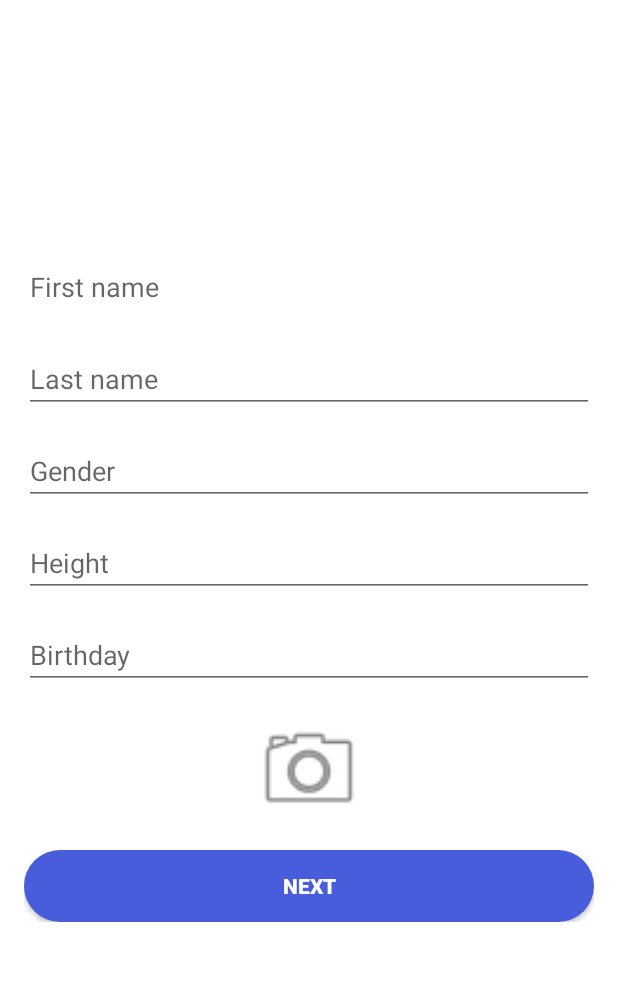
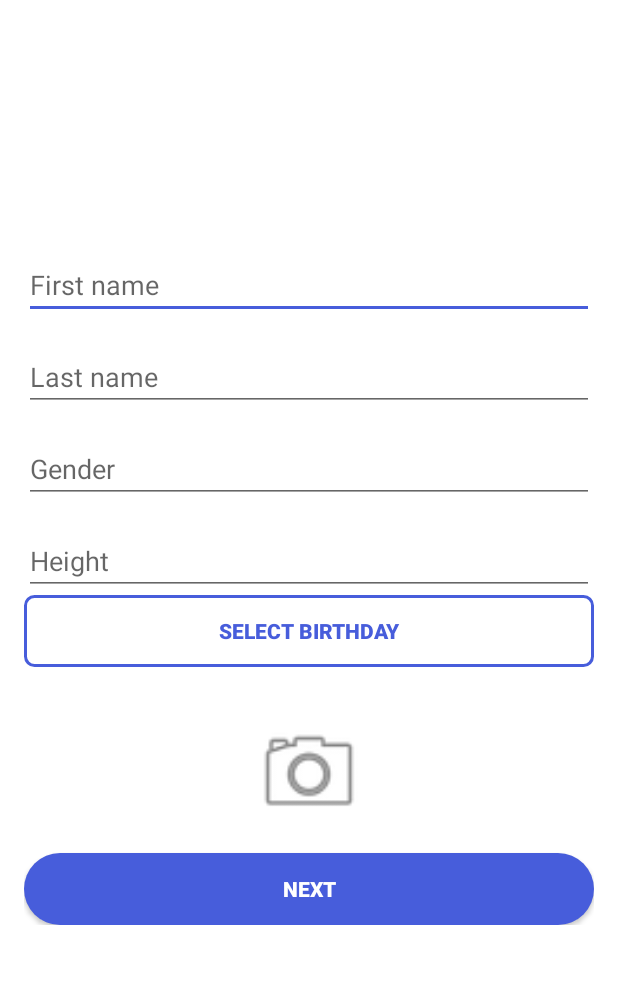
Before and after one commit to amyesh/Haunt, an Android app: the CreateUserProfileActivity screen opened directly, with no data from a screen before it, on a phone screen of 412 x 824 dp, the part 84-1068 px from its top. Run offline under Robolectric (Android 15) with nearby library versions, the phone set to English and light mode, and no system bars; our stand-ins replace Firebase (no records; nobody signed in at launch, a user with empty details on screens opened directly); 1 statement that could not run was skipped.

Commit message:
fixed birthday spinner

```diff
--- a/app/src/main/java/com/amy/haunt/CreateUserProfileActivity.java
+++ b/app/src/main/java/com/amy/haunt/CreateUserProfileActivity.java
@@ -4,26 +4,20 @@ import androidx.annotation.NonNull;
 import androidx.annotation.Nullable;
 import androidx.appcompat.app.ActionBar;
 import androidx.appcompat.app.AppCompatActivity;
-import androidx.fragment.app.DialogFragment;
 import android.app.DatePickerDialog;
-import android.app.Dialog;
 import android.content.Intent;
-import android.graphics.Color;
-import android.graphics.drawable.ColorDrawable;
+import android.icu.util.Calendar;
 import android.net.Uri;
 import android.os.Bundle;
 import android.text.TextUtils;
 import android.util.Log;
 import android.view.View;
-import android.view.animation.ScaleAnimation;
 import android.widget.Button;
 import android.widget.DatePicker;
 import android.widget.EditText;
-import android.widget.Gallery;
 import android.widget.ImageView;
 import android.widget.ProgressBar;
 import android.widget.TextView;
-import android.widget.Toast;
 import com.amy.haunt.model.UserProfile;
 import com.amy.haunt.util.HauntApi;
 import com.google.android.gms.tasks.OnFailureListener;
@@ -31,17 +25,15 @@ import com.google.android.gms.tasks.OnSuccessListener;
 import com.google.firebase.auth.FirebaseAuth;
 import com.google.firebase.auth.FirebaseUser;
 import com.google.firebase.firestore.CollectionReference;
-import com.google.firebase.firestore.DocumentReference;
 import com.google.firebase.firestore.FirebaseFirestore;
 import com.google.firebase.firestore.SetOptions;
 import com.google.firebase.storage.FirebaseStorage;
 import com.google.firebase.storage.StorageReference;
 import com.google.firebase.storage.UploadTask;
 import java.util.ArrayList;
-import java.util.Calendar;
 import java.util.Objects;
 
-public class CreateUserProfileActivity extends AppCompatActivity implements View.OnClickListener {
+public class CreateUserProfileActivity extends AppCompatActivity implements DatePickerDialog.OnDateSetListener, View.OnClickListener {
 
     private static final int PROFILE_PHOTO_CODE = 1;
     private Button saveInfoButton;
@@ -59,10 +51,11 @@ public class CreateUserProfileActivity extends AppCompatActivity implements View
     private EditText heightEditText;
     private EditText genderEditText;
     private ImageView addPhotoButton;
+    private TextView birthdayTextView;
 //    private ImageView imageView;
     private ProgressBar progressBar;
     private Uri imageUri;
-    private EditText birthdayEditText; //change back to TextView if doing spinner
+//    private EditText birthdayEditText; //change back to TextView if doing spinner
 
     private DatePickerDialog.OnDateSetListener onSetListener;
 
@@ -83,7 +76,7 @@ public class CreateUserProfileActivity extends AppCompatActivity implements View
         lastNameEditText = findViewById(R.id.last_name_profile);
         heightEditText = findViewById(R.id.height_profile);
         genderEditText = findViewById(R.id.gender_profile);
-        birthdayEditText = findViewById(R.id.birthday_profile);
+        birthdayTextView = findViewById(R.id.birthday_text);
         progressBar = findViewById(R.id.create_user_profile_progress);
 //        imageView = findViewById(R.id.add_image_view);
 
@@ -108,42 +101,25 @@ public class CreateUserProfileActivity extends AppCompatActivity implements View
                 }
             }
         };
+
+        findViewById(R.id.birthday_button).setOnClickListener(new View.OnClickListener() {
+            @Override
+            public void onClick(View v) {
+                showDatePickerDialog();
+            }
+        });
     }
 
-//    public static class DatePickerFragment extends DialogFragment
-//            implements DatePickerDialog.OnDateSetListener {
-//
-//        private final TextView birthday;
-//
-//        public DatePickerFragment(TextView birthday) {
-//            this.birthday = birthday;
-//        }
-//
-//        @Override
-//        public Dialog onCreateDialog(Bundle savedInstanceState) {
-//            // Use the current date as the default date in the picker
-//            final Calendar c = Calendar.getInstance();
-//            int year = c.get(Calendar.YEAR);
-//            int month = c.get(Calendar.MONTH);
-//            int day = c.get(Calendar.DAY_OF_MONTH);
-//
-//            // Create a new instance of DatePickerDialog and return it
-//            return new DatePickerDialog(getActivity(), this, year, month, day);
-//        }
-//
-//        public void onDateSet(DatePicker view, int year, int month, int day) {
-//            Log.d("DateSet", "onDateSet: is firing");
-//            // Do something with the date chosen by the user
-//            month = month + 1;
-//            String date = month+"/"+day+"/"+year;
-//            birthday.setText(date);
-//        }
-//    }
-
-//    public void showDatePickerDialog(View v) {
-//        DialogFragment newFragment = new DatePickerFragment(b);
-//        newFragment.show(getSupportFragmentManager(), "datePicker");
-//    }
+    private void showDatePickerDialog(){
+        DatePickerDialog datePickerDialog = new DatePickerDialog(
+                this,
+                this,
+                Calendar.getInstance().get(Calendar.YEAR),
+                Calendar.getInstance().get(Calendar.MONTH),
+                Calendar.getInstance().get(Calendar.DAY_OF_MONTH)
+        );
+        datePickerDialog.show();
+    }
 
     @Override
     protected void onStart() {
@@ -180,7 +156,7 @@ public class CreateUserProfileActivity extends AppCompatActivity implements View
         final String lastName = lastNameEditText.getText().toString().trim();
         final String height = heightEditText.getText().toString().trim();
         final String gender = genderEditText.getText().toString().trim();
-        final String birthday = birthdayEditText.getText().toString().trim();
+        final String birthday = birthdayTextView.getText().toString().trim();
         final ArrayList<String> likes = new ArrayList<>();
         final ArrayList<String> matches = new ArrayList<>();
 
@@ -257,4 +233,10 @@ public class CreateUserProfileActivity extends AppCompatActivity implements View
             }
         }
     }
+
+    @Override
+    public void onDateSet(DatePicker datePicker, int year, int month, int dayOfMonth) {
+        String date = month + "/" + dayOfMonth + "/" + year;
+        birthdayTextView.setText(date);
+    }
 }
--- a/app/src/main/java/com/amy/haunt/LoginActivity.java
+++ b/app/src/main/java/com/amy/haunt/LoginActivity.java
@@ -97,6 +97,7 @@ public class LoginActivity extends AppCompatActivity {
                             FirebaseUser user = firebaseAuth.getCurrentUser();
                             assert user != null;
                             final String currentUserId = user.getUid();
+//                            Log.d("login", "onComplete: " + currentUserId);
 
                             collectionReference
                                     .whereEqualTo("userId", currentUserId)
@@ -129,7 +130,6 @@ public class LoginActivity extends AppCompatActivity {
                         @Override
                         public void onFailure(@NonNull Exception e) {
                             progressBar.setVisibility(View.INVISIBLE);
-
                         }
                     });
         }else {
--- /dev/null
+++ b/app/src/main/res/drawable/blue_border_button.xml
@@ -0,0 +1,6 @@
+<?xml version="1.0" encoding="utf-8"?>
+<shape xmlns:android="http://schemas.android.com/apk/res/android"
+    android:shape="rectangle">
+    <corners android:radius="6dp" />
+    <stroke android:width="3px" android:color="@color/mid_blue" />
+</shape>
--- a/app/src/main/res/layout/activity_browse_profiles.xml
+++ b/app/src/main/res/layout/activity_browse_profiles.xml
@@ -8,8 +8,8 @@
 
     <androidx.recyclerview.widget.RecyclerView
         android:id="@+id/recyclerView"
-        android:layout_width="412dp"
-        android:layout_height="732dp"
+        android:layout_width="408dp"
+        android:layout_height="593dp"
         android:layout_marginStart="8dp"
         android:layout_marginTop="135dp"
         android:layout_marginEnd="8dp"
--- a/app/src/main/res/layout/activity_create_user_profile.xml
+++ b/app/src/main/res/layout/activity_create_user_profile.xml
@@ -58,32 +58,24 @@
             android:inputType="textNoSuggestions"
             android:maxLines="1" />
 
-        <EditText
-            android:id="@+id/birthday_profile"
+        <Button
+            android:id="@+id/birthday_button"
             android:layout_width="match_parent"
             android:layout_height="wrap_content"
-            android:layout_marginTop="16dp"
-            android:layout_marginBottom="16dp"
-            android:hint="@string/birthday_hint"
-            android:maxLines="1" />
+            android:text="@string/birthday"
+            android:background="@drawable/blue_border_button"
+            android:textColor="@color/mid_blue"
+            android:textStyle="bold"
+            />
 
-        <!--<TextView-->
-            <!--android:id="@+id/birthday_profile"-->
-            <!--android:layout_width="match_parent"-->
-            <!--android:layout_height="wrap_content"-->
-            <!--android:layout_marginLeft="4dp"-->
-            <!--android:layout_marginTop="28dp"-->
-            <!--android:layout_marginBottom="16dp"-->
-            <!--android:hint="@string/birthday_hint"-->
-            <!--android:textSize="18sp"-->
-            <!--android:onClick="showDatePickerDialog"-->
-            <!--android:maxLines="1" />-->
-        <!--<DatePicker-->
-            <!--android:layout_width="match_parent"-->
-            <!--android:layout_height="wrap_content"-->
-            <!--android:spinnersShown="true"-->
-            <!--android:calendarViewShown="false">-->
-        <!--</DatePicker>-->
+        <TextView
+            android:id="@+id/birthday_text"
+            android:layout_width="match_parent"
+            android:layout_height="wrap_content"
+            android:textColor="#000"
+            android:textSize="24sp"
+            />
+
         <LinearLayout
             android:layout_width="match_parent"
             android:layout_height="match_parent"
--- a/app/src/main/res/values/strings.xml
+++ b/app/src/main/res/values/strings.xml
@@ -26,4 +26,5 @@
     <string name="name_user_profile">Name</string>
     <string name="no_matches">No matches yet! Keep browsing...</string>
     <string name="match_name">Name</string>
+    <string name="birthday">select birthday</string>
 </resources>
--- a/app/src/main/res/values/styles.xml
+++ b/app/src/main/res/values/styles.xml
@@ -5,14 +5,15 @@
         <!-- Customize your theme here. -->
         <item name="colorPrimary">@color/colorPrimary</item>
         <item name="colorPrimaryDark">@color/colorPrimaryDark</item>
-        <item name="colorAccent">@android:color/white</item>
-        <item name="android:dialogTheme">@style/MyDialogTheme</item>
-        <item name="android:datePickerStyle">@style/MyDatePicker</item>
+        <item name="colorAccent">@color/mid_blue</item>
+        <item name="android:dialogTheme">@style/SpinnerDatePickerDialogTheme</item>
+        <item name="android:datePickerStyle">@style/DatePickerStyle</item>
     </style>
-    <style name="MyDialogTheme" parent="android:Theme.Material.Dialog">
-        <item name="android:datePickerStyle">@style/MyDatePicker</item>
+    <style name="SpinnerDatePickerDialogTheme" parent="Theme.AppCompat.Light.Dialog">
+        <item name="android:datePickerStyle">@style/DatePickerStyle</item>
     </style>
-    <style name="MyDatePicker" parent="android:Widget.Material.DatePicker">
+
+    <style name="DatePickerStyle" parent="@android:style/Widget.Material.Light.DatePicker">
         <item name="android:datePickerMode">spinner</item>
     </style>
 
```
